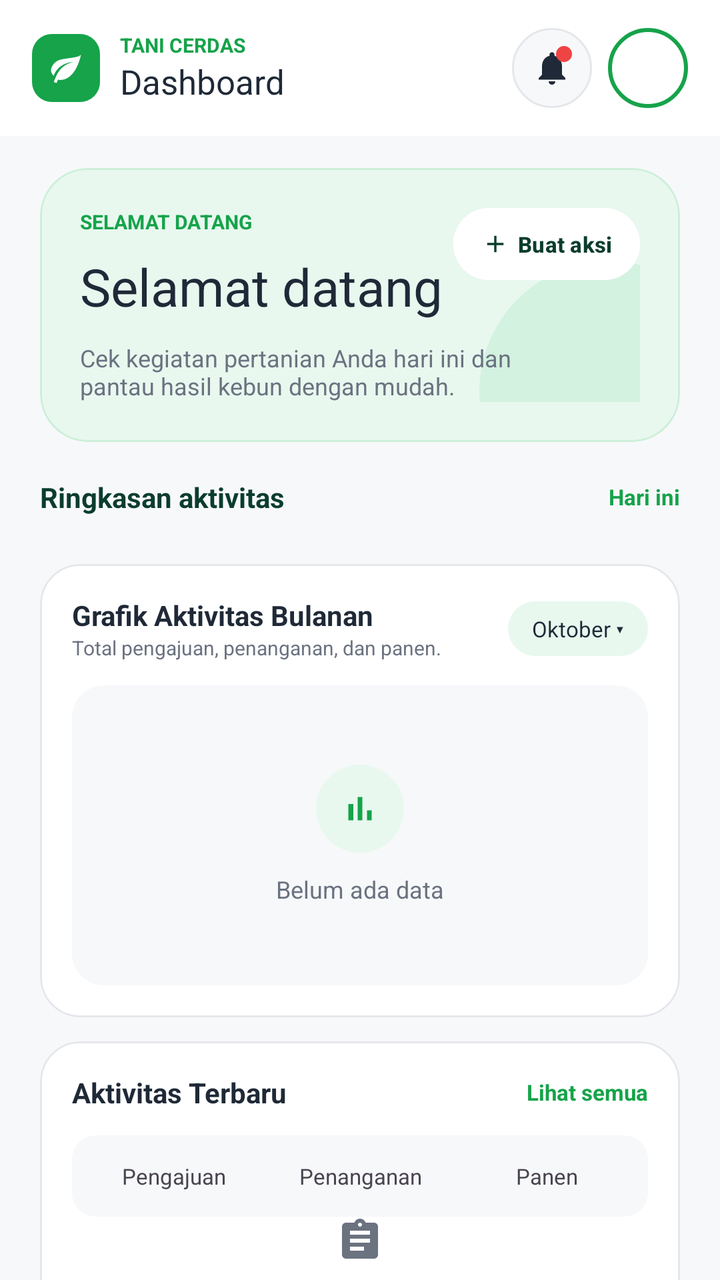
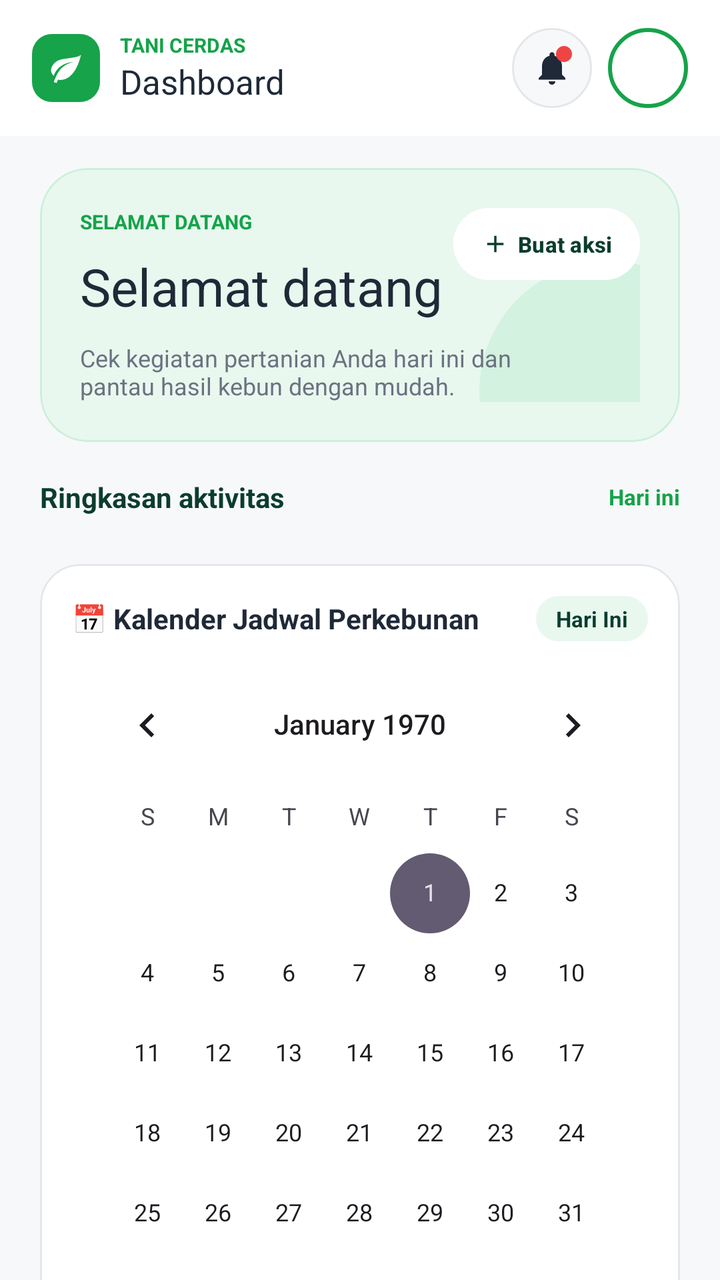

Two renders of the same Android screen: before a commit and after it. Below are the layout's source before the change and the commit's diff.
<!-- AndroidManifest.xml: application theme Theme.KSHLatio -->
<!-- res/layout/fragment_aktivitas.xml -->
<?xml version="1.0" encoding="utf-8"?>
<androidx.coordinatorlayout.widget.CoordinatorLayout
    xmlns:android="http://schemas.android.com/apk/res/android"
    xmlns:app="http://schemas.android.com/apk/res-auto"
    xmlns:tools="http://schemas.android.com/tools"
    android:layout_width="match_parent" android:layout_height="match_parent"
    android:background="@color/bg_app">

    <com.google.android.material.appbar.AppBarLayout
        android:layout_width="match_parent" android:layout_height="wrap_content"
        android:background="@color/white" app:elevation="0dp">

        <androidx.appcompat.widget.Toolbar android:id="@+id/toolbar"
            android:layout_width="match_parent" android:layout_height="68dp"
            app:contentInsetStart="16dp" app:contentInsetEnd="16dp"
            app:layout_scrollFlags="scroll|enterAlways">

            <LinearLayout android:layout_width="match_parent" android:layout_height="match_parent"
                android:gravity="center_vertical" android:orientation="horizontal">

                <ImageView android:layout_width="34dp" android:layout_height="34dp"
                    android:background="@drawable/bg_logo_square" android:padding="8dp"
                    android:src="@drawable/ic_eco" app:tint="@color/white"
                    tools:ignore="ContentDescription" />

                <LinearLayout android:layout_width="0dp" android:layout_height="wrap_content"
                    android:layout_marginStart="10dp" android:layout_weight="1" android:orientation="vertical">
                    <TextView android:layout_width="wrap_content" android:layout_height="wrap_content"
                        android:text="@string/akt_brand" android:textColor="@color/primary"
                        android:textSize="10sp" android:textStyle="bold"
                        tools:ignore="SmallSp" />
                    <TextView android:layout_width="wrap_content" android:layout_height="wrap_content"
                        android:text="@string/akt_header" android:textColor="@color/text_dark"
                        android:textSize="17sp" />
                </LinearLayout>

                <FrameLayout android:id="@+id/flBell"
                    android:layout_width="40dp" android:layout_height="40dp"
                    android:background="@drawable/bg_circle_bell">
                    <ImageView android:layout_width="20dp" android:layout_height="20dp"
                        android:layout_gravity="center"
                        android:src="@drawable/ic_notifications" app:tint="@color/text_dark"
                        tools:ignore="ContentDescription" />
                    <View android:id="@+id/viewNotifDot"
                        android:layout_width="8dp" android:layout_height="8dp"
                        android:layout_gravity="top|end"
                        android:layout_marginTop="9dp" android:layout_marginEnd="10dp"
                        android:background="@drawable/bg_notif_dot" />
                </FrameLayout>

                <TextView android:id="@+id/tvAvatar"
                    android:layout_width="40dp" android:layout_height="40dp"
                    android:layout_marginStart="8dp"
                    android:background="@drawable/bg_circle_outline"
                    android:gravity="center" android:textColor="@color/primary"
                    android:textSize="12sp" android:textStyle="bold" />
            </LinearLayout>
        </androidx.appcompat.widget.Toolbar>
    </com.google.android.material.appbar.AppBarLayout>

    <androidx.core.widget.NestedScrollView
        android:layout_width="match_parent" android:layout_height="match_parent"
        android:clipToPadding="false"
        app:layout_behavior="@string/appbar_scrolling_view_behavior">

        <LinearLayout android:layout_width="match_parent" android:layout_height="wrap_content"
            android:orientation="vertical" android:padding="16dp">

            
            <com.google.android.material.card.MaterialCardView
                android:layout_width="match_parent" android:layout_height="wrap_content"
                android:layout_marginHorizontal="4dp"
                app:cardBackgroundColor="@color/mint" app:cardCornerRadius="24dp" app:cardElevation="0dp"
                app:strokeColor="@color/mint_stroke" app:strokeWidth="1dp">

                <androidx.constraintlayout.widget.ConstraintLayout
                    android:layout_width="match_parent" android:layout_height="wrap_content"
                    android:padding="20dp">

                    <View android:id="@+id/viewDecor"
                        android:layout_width="130dp" android:layout_height="130dp"
                        android:layout_marginEnd="-50dp" android:layout_marginBottom="-60dp"
                        android:background="@drawable/bg_decor_circle"
                        app:layout_constraintEnd_toEndOf="parent"
                        app:layout_constraintBottom_toBottomOf="parent" />

                    <TextView android:id="@+id/tvWelcomeLabel"
                        android:layout_width="wrap_content" android:layout_height="wrap_content"
                        android:text="@string/akt_welcome_label" android:textColor="@color/primary"
                        android:textSize="10sp" android:textStyle="bold"
                        app:layout_constraintStart_toStartOf="parent"
                        app:layout_constraintTop_toTopOf="parent"
                        tools:ignore="SmallSp" />

                    <com.google.android.material.button.MaterialButton android:id="@+id/btnBuatAksi"
                        android:layout_width="wrap_content" android:layout_height="36dp"
                        android:insetTop="0dp" android:insetBottom="0dp"
                        android:paddingHorizontal="14dp"
                        android:text="@string/akt_create" android:textAllCaps="false"
                        android:textColor="@color/primary_dark" android:textSize="11sp" android:textStyle="bold"
                        android:backgroundTint="@color/white"
                        app:cornerRadius="18dp"
                        app:icon="@drawable/ic_add" app:iconSize="14dp" app:iconPadding="4dp"
                        app:iconGravity="textStart" app:iconTint="@color/primary_dark"
                        app:layout_constraintEnd_toEndOf="parent"
                        app:layout_constraintTop_toTopOf="parent" />

                    <TextView android:id="@+id/tvWelcomeTitle"
                        android:layout_width="wrap_content" android:layout_height="wrap_content"
                        android:layout_marginTop="8dp"
                        android:text="@string/akt_welcome_title" android:textColor="@color/text_dark"
                        android:textSize="26sp"
                        app:layout_constraintStart_toStartOf="parent"
                        app:layout_constraintTop_toBottomOf="@id/tvWelcomeLabel" />

                    <TextView android:id="@+id/tvWelcomeDesc"
                        android:layout_width="0dp" android:layout_height="wrap_content"
                        android:layout_marginTop="10dp" android:layout_marginEnd="48dp"
                        android:text="@string/akt_welcome_desc" android:textColor="@color/text_gray"
                        android:textSize="12sp"
                        app:layout_constraintStart_toStartOf="parent"
                        app:layout_constraintEnd_toEndOf="parent"
                        app:layout_constraintTop_toBottomOf="@id/tvWelcomeTitle"
                        app:layout_constraintBottom_toBottomOf="parent" />
                </androidx.constraintlayout.widget.ConstraintLayout>
            </com.google.android.material.card.MaterialCardView>

            
            <LinearLayout android:layout_width="match_parent" android:layout_height="wrap_content"
                android:layout_marginTop="18dp" android:gravity="center_vertical"
                android:orientation="horizontal" android:paddingHorizontal="4dp">
                <TextView android:layout_width="0dp" android:layout_height="wrap_content" android:layout_weight="1"
                    android:text="@string/akt_summary" android:textColor="@color/primary_dark"
                    android:textSize="14sp" android:textStyle="bold" />
                <TextView android:id="@+id/tvHariIni"
                    android:layout_width="wrap_content" android:layout_height="wrap_content"
                    android:text="@string/akt_today" android:textColor="@color/primary"
                    android:textSize="11sp" android:textStyle="bold" />
            </LinearLayout>

            <LinearLayout android:id="@+id/rowStat1"
                android:layout_width="match_parent" android:layout_height="wrap_content"
                android:layout_marginTop="8dp" android:orientation="horizontal" />
            <LinearLayout android:id="@+id/rowStat2"
                android:layout_width="match_parent" android:layout_height="wrap_content"
                android:orientation="horizontal" />

            
            <com.google.android.material.card.MaterialCardView
                android:layout_width="match_parent" android:layout_height="wrap_content"
                android:layout_marginHorizontal="4dp" android:layout_marginTop="16dp"
                app:cardBackgroundColor="@color/white" app:cardCornerRadius="20dp" app:cardElevation="0dp"
                app:strokeColor="@color/stroke" app:strokeWidth="1dp">
                <LinearLayout android:layout_width="match_parent" android:layout_height="wrap_content"
                    android:orientation="vertical" android:padding="16dp">

                    <LinearLayout android:layout_width="match_parent" android:layout_height="wrap_content"
                        android:gravity="center_vertical" android:orientation="horizontal">
                        <LinearLayout android:layout_width="0dp" android:layout_height="wrap_content"
                            android:layout_weight="1" android:orientation="vertical">
                            <TextView android:layout_width="wrap_content" android:layout_height="wrap_content"
                                android:text="@string/akt_chart_title" android:textColor="@color/text_dark"
                                android:textSize="14sp" android:textStyle="bold" />
                            <TextView android:layout_width="wrap_content" android:layout_height="wrap_content"
                                android:text="@string/akt_chart_sub" android:textColor="@color/text_gray"
                                android:textSize="10sp"
                                tools:ignore="SmallSp" />
                        </LinearLayout>
                        <TextView android:id="@+id/tvBulan"
                            android:layout_width="wrap_content" android:layout_height="wrap_content"
                            android:background="@drawable/bg_badge"
                            android:paddingHorizontal="12dp" android:paddingVertical="6dp"
                            android:text="@string/akt_month_default" android:textColor="@color/text_dark"
                            android:textSize="11sp" />
                    </LinearLayout>

                    <LinearLayout android:layout_width="match_parent" android:layout_height="150dp"
                        android:layout_marginTop="12dp" android:background="@drawable/bg_empty_panel"
                        android:gravity="center" android:orientation="vertical">
                        <ImageView android:layout_width="44dp" android:layout_height="44dp"
                            android:background="@drawable/bg_circle_mint" android:padding="12dp"
                            android:src="@drawable/ic_bar_chart" app:tint="@color/primary"
                            tools:ignore="ContentDescription" />
                        <TextView android:layout_width="wrap_content" android:layout_height="wrap_content"
                            android:layout_marginTop="10dp"
                            android:text="@string/akt_no_data" android:textColor="@color/text_gray"
                            android:textSize="12sp" />
                    </LinearLayout>
                </LinearLayout>
            </com.google.android.material.card.MaterialCardView>

            
            <com.google.android.material.card.MaterialCardView
                android:layout_width="match_parent" android:layout_height="wrap_content"
                android:layout_marginHorizontal="4dp" android:layout_marginTop="12dp"
                android:layout_marginBottom="12dp"
                app:cardBackgroundColor="@color/white" app:cardCornerRadius="20dp" app:cardElevation="0dp"
                app:strokeColor="@color/stroke" app:strokeWidth="1dp">
                <LinearLayout android:layout_width="match_parent" android:layout_height="wrap_content"
                    android:orientation="vertical" android:padding="16dp">

                    <LinearLayout android:layout_width="match_parent" android:layout_height="wrap_content"
                        android:gravity="center_vertical" android:orientation="horizontal">
                        <TextView android:layout_width="0dp" android:layout_height="wrap_content" android:layout_weight="1"
                            android:text="@string/akt_recent" android:textColor="@color/text_dark"
                            android:textSize="14sp" android:textStyle="bold" />
                        <TextView android:id="@+id/tvLihatSemuaAkt"
                            android:layout_width="wrap_content" android:layout_height="wrap_content"
                            android:text="@string/see_all" android:textColor="@color/primary"
                            android:textSize="11sp" android:textStyle="bold" />
                    </LinearLayout>

                    <LinearLayout android:layout_width="match_parent" android:layout_height="wrap_content"
                        android:layout_marginTop="12dp" android:background="@drawable/bg_tab_track"
                        android:orientation="horizontal" android:padding="4dp">
                        <TextView android:id="@+id/tabPengajuan"
                            android:layout_width="0dp" android:layout_height="wrap_content" android:layout_weight="1"
                            android:gravity="center" android:paddingVertical="9dp"
                            android:text="@string/tab_pengajuan" android:textSize="11sp" />
                        <TextView android:id="@+id/tabPenanganan"
                            android:layout_width="0dp" android:layout_height="wrap_content" android:layout_weight="1"
                            android:gravity="center" android:paddingVertical="9dp"
                            android:text="@string/tab_penanganan" android:textSize="11sp" />
                        <TextView android:id="@+id/tabPanen"
                            android:layout_width="0dp" android:layout_height="wrap_content" android:layout_weight="1"
                            android:gravity="center" android:paddingVertical="9dp"
                            android:text="@string/tab_panen" android:textSize="11sp" />
                    </LinearLayout>

                    <TextView android:id="@+id/tvEmptyTab"
                        android:layout_width="match_parent" android:layout_height="130dp"
                        android:drawableTop="@drawable/ic_assignment" android:drawableTint="@color/text_gray"
                        android:drawablePadding="8dp" android:gravity="center"
                        android:textColor="@color/text_gray" android:textSize="12sp"
                        tools:ignore="UseCompatTextViewDrawableXml" />
                </LinearLayout>
            </com.google.android.material.card.MaterialCardView>
        </LinearLayout>
    </androidx.core.widget.NestedScrollView>
</androidx.coordinatorlayout.widget.CoordinatorLayout>
<!-- resources referenced by this layout -->
<resources>
  <color name="bg_app">#F7F8FA</color>
  <color name="mint">#E8F8EF</color>
  <color name="mint_stroke">#CDEFD9</color>
  <color name="primary">#16A34A</color>
  <color name="primary_dark">#0B3D2E</color>
  <color name="stroke">#E5E7EB</color>
  <color name="text_dark">#1F2937</color>
  <color name="text_gray">#6B7280</color>
  <color name="white">#FFFFFF</color>
  <!-- drawable bg_badge (drawable) -->
  <?xml version="1.0" encoding="utf-8"?>
  <shape xmlns:android="http://schemas.android.com/apk/res/android">
      <solid android:color="@color/mint" />
      <corners android:radius="50dp" />
  </shape>
  <!-- drawable bg_circle_bell (drawable) -->
  <?xml version="1.0" encoding="utf-8"?>
  <shape xmlns:android="http://schemas.android.com/apk/res/android" android:shape="oval">
      <solid android:color="@color/bg_app" />
      <stroke android:width="1dp" android:color="@color/stroke" />
  </shape>
  <!-- drawable bg_circle_mint (drawable) -->
  <?xml version="1.0" encoding="utf-8"?>
  <shape xmlns:android="http://schemas.android.com/apk/res/android" android:shape="oval">
      <solid android:color="@color/mint" />
  </shape>
  <!-- drawable bg_decor_circle (drawable) -->
  <?xml version="1.0" encoding="utf-8"?>
  <shape xmlns:android="http://schemas.android.com/apk/res/android" android:shape="oval">
      <solid android:color="@color/decor_circle" />
  </shape>
  <!-- drawable bg_empty_panel (drawable) -->
  <?xml version="1.0" encoding="utf-8"?>
  <shape xmlns:android="http://schemas.android.com/apk/res/android">
      <solid android:color="@color/bg_app" />
      <corners android:radius="16dp" />
  </shape>
  <!-- drawable bg_logo_square (drawable) -->
  <?xml version="1.0" encoding="utf-8"?>
  <shape xmlns:android="http://schemas.android.com/apk/res/android">
      <solid android:color="@color/primary" />
      <corners android:radius="10dp" />
  </shape>
  <!-- drawable bg_notif_dot (drawable) -->
  <?xml version="1.0" encoding="utf-8"?>
  <shape xmlns:android="http://schemas.android.com/apk/res/android" android:shape="oval">
      <solid android:color="@color/danger" />
  </shape>
  <!-- drawable bg_tab_track (drawable) -->
  <?xml version="1.0" encoding="utf-8"?>
  <shape xmlns:android="http://schemas.android.com/apk/res/android">
      <solid android:color="@color/bg_app" />
      <corners android:radius="12dp" />
  </shape>
  <string name="akt_brand">TANI CERDAS</string>
  <string name="akt_chart_sub">Total pengajuan, penanganan, dan panen.</string>
  <string name="akt_chart_title">Grafik Aktivitas Bulanan</string>
  <string name="akt_create">Buat aksi</string>
  <string name="akt_header">Dashboard</string>
  <string name="akt_month_default">Oktober ▾</string>
  <string name="akt_no_data">Belum ada data</string>
  <string name="akt_recent">Aktivitas Terbaru</string>
  <string name="akt_summary">Ringkasan aktivitas</string>
  <string name="akt_today">Hari ini</string>
  <string name="akt_welcome_desc">Cek kegiatan pertanian Anda hari ini dan pantau hasil kebun dengan mudah.</string>
  <string name="akt_welcome_label">SELAMAT DATANG</string>
  <string name="akt_welcome_title">Selamat datang</string>
  <string name="see_all">Lihat semua</string>
  <string name="tab_panen">Panen</string>
  <string name="tab_penanganan">Penanganan</string>
  <string name="tab_pengajuan">Pengajuan</string>
  <style name="Theme.KSHLatio" parent="Base.Theme.KSHLatio" />
  <color name="decor_circle">#D3F2E0</color>
  <color name="danger">#EF4444</color>
  <style name="Base.Theme.KSHLatio" parent="Theme.Material3.DayNight.NoActionBar">
          
          
      </style>
  <!-- unchanged entries left out for length: 6 -->
</resources>

<!-- the commit's change to res/layout/fragment_aktivitas.xml (unified diff, before → after) -->
@@ -144,6 +144,90 @@
             <LinearLayout android:id="@+id/rowStat2"
                 android:layout_width="match_parent" android:layout_height="wrap_content"
                 android:orientation="horizontal" />
+
+            
+            <com.google.android.material.card.MaterialCardView
+                android:layout_width="match_parent"
+                android:layout_height="wrap_content"
+                android:layout_marginHorizontal="4dp"
+                android:layout_marginTop="16dp"
+                app:cardBackgroundColor="@color/white"
+                app:cardCornerRadius="20dp"
+                app:cardElevation="0dp"
+                app:strokeColor="@color/stroke"
+                app:strokeWidth="1dp">
+
+                <LinearLayout
+                    android:layout_width="match_parent"
+                    android:layout_height="wrap_content"
+                    android:orientation="vertical"
+                    android:padding="16dp">
+
+                    <LinearLayout
+                        android:layout_width="match_parent"
+                        android:layout_height="wrap_content"
+                        android:gravity="center_vertical"
+                        android:orientation="horizontal">
+
+                        <TextView
+                            android:layout_width="0dp"
+                            android:layout_height="wrap_content"
+                            android:layout_weight="1"
+                            android:text="📅 Kalender Jadwal Perkebunan"
+                            android:textColor="@color/text_dark"
+                            android:textSize="14sp"
+                            android:textStyle="bold" />
+
+                        <TextView
+                            android:id="@+id/tvCalendarSelectedDate"
+                            android:layout_width="wrap_content"
+                            android:layout_height="wrap_content"
+                            android:background="@drawable/bg_badge"
+                            android:paddingHorizontal="10dp"
+                            android:paddingVertical="4dp"
+                            android:text="Hari Ini"
+                            android:textColor="@color/primary_dark"
+                            android:textSize="11sp"
+                            android:textStyle="bold" />
+                    </LinearLayout>
+
+                    
+                    <CalendarView
+                        android:id="@+id/calendarView"
+                        android:layout_width="match_parent"
+                        android:layout_height="wrap_content"
+                        android:layout_marginTop="8dp" />
+
+                    
+                    <LinearLayout
+                        android:id="@+id/llCalendarAgenda"
+                        android:layout_width="match_parent"
+                        android:layout_height="wrap_content"
+                        android:layout_marginTop="10dp"
+                        android:background="@drawable/bg_input"
+                        android:orientation="vertical"
+                        android:padding="12dp">
+
+                        <TextView
+                            android:id="@+id/tvAgendaTitle"
+                            android:layout_width="wrap_content"
+                            android:layout_height="wrap_content"
+                            android:text="🌱 Agenda Perkebunan Tanggal Ini:"
+                            android:textColor="@color/primary_dark"
+                            android:textSize="12sp"
+                            android:textStyle="bold" />
+
+                        <TextView
+                            android:id="@+id/tvAgendaContent"
+                            android:layout_width="wrap_content"
+                            android:layout_height="wrap_content"
+                            android:layout_marginTop="4dp"
+                            android:text="• 08.00 WIB: Pemupukan NPK Lahan Blok A\n• 14.00 WIB: Inspeksi Kualitas Panen Kelapa Sawit"
+                            android:textColor="@color/text_dark"
+                            android:textSize="12sp" />
+                    </LinearLayout>
+                </LinearLayout>
+            </com.google.android.material.card.MaterialCardView>
 
             
             <com.google.android.material.card.MaterialCardView
<!-- resource entries referenced after the edit -->
@@ -37,6 +37,14 @@
       <solid android:color="@color/bg_app" />
       <corners android:radius="16dp" />
   </shape>
+  <!-- drawable bg_input (drawable) -->
+  <?xml version="1.0" encoding="utf-8"?>
+  <shape xmlns:android="http://schemas.android.com/apk/res/android"
+      android:shape="rectangle">
+      <solid android:color="@color/input_bg"/>
+      <stroke android:width="1dp" android:color="@color/border"/>
+      <corners android:radius="14dp"/>
+  </shape>
   <!-- drawable bg_logo_square (drawable) -->
   <?xml version="1.0" encoding="utf-8"?>
   <shape xmlns:android="http://schemas.android.com/apk/res/android">
@@ -73,6 +81,8 @@
   <string name="tab_pengajuan">Pengajuan</string>
   <style name="Theme.KSHLatio" parent="Base.Theme.KSHLatio" />
   <color name="decor_circle">#D3F2E0</color>
+  <color name="input_bg">#F7FAF8</color>
+  <color name="border">#E3E8E5</color>
   <color name="danger">#EF4444</color>
   <style name="Base.Theme.KSHLatio" parent="Theme.Material3.DayNight.NoActionBar">
           
